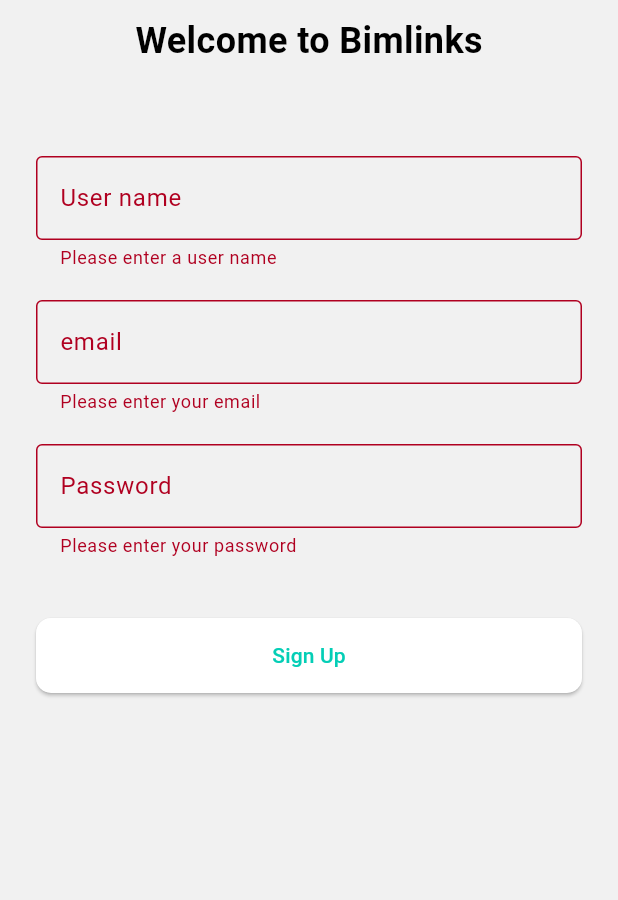
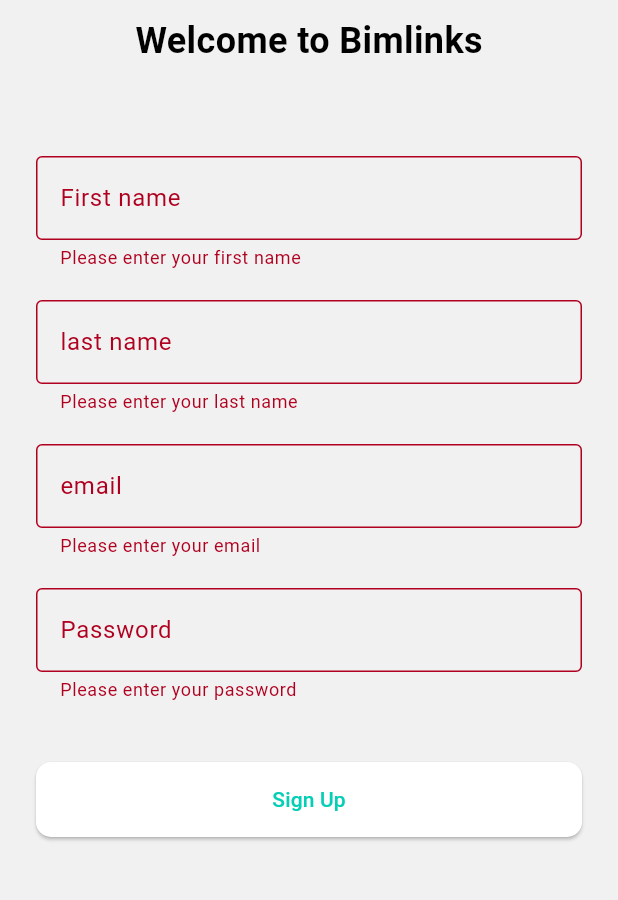
Before and after one commit to kzjstudio/bimlinkz_mobile_app, a Flutter app: the SignUpPage screen opened directly, after a tap on "Sign Up", on a phone screen of 412 x 824 dp, the part 336-1236 px from its top. Run offline on Flutter 3.47's test engine with Material 3 defaults, Android fonts, the phone set to English and light mode, and no system bars; our stand-ins replace badges, cloud_firestore, firebase_auth, firebase_core, firebase_messaging, firebase_storage and 5 more; missing offline and left inert: username_generator; accounts and stored records are empty; network calls fail; statements that could not run were skipped.

Commit message:
i think messaging is done

```diff
--- a/lib/Controllers/user_profile_controller.dart
+++ b/lib/Controllers/user_profile_controller.dart
@@ -1,4 +1,3 @@
-import 'package:bimlinkz_mobile_app/Controllers/auth_controller.dart';
 import 'package:cloud_firestore/cloud_firestore.dart';
 import 'package:firebase_auth/firebase_auth.dart';
 import 'package:get/get.dart';
--- a/lib/screens/mobile/account_screen.dart
+++ b/lib/screens/mobile/account_screen.dart
@@ -62,7 +62,7 @@ class AccountScreen extends StatelessWidget {
                 crossAxisAlignment: CrossAxisAlignment.start,
                 children: [
                   Text(
-                    c.userName.value,
+                    UserProfileController.instance.userName.value,
                     style: const TextStyle(fontWeight: FontWeight.bold),
                   ),
                   Text(
--- a/lib/screens/mobile/chat_Screen.dart
+++ b/lib/screens/mobile/chat_Screen.dart
@@ -70,8 +70,9 @@ class _ChatScreenState extends State<ChatScreen> {
     await FirebaseFirestore.instance.collection('Chats').doc(chatId).set({
       'participants': [currentUserId, widget.contractorId],
       'participant_names': {
-        currentUserId:
-            '${UserProfileController.instance.firstName.value} ${UserProfileController.instance.lastName.value}',
+        currentUserId: UserProfileController.instance.firstName.value.isEmpty
+            ? UserProfileController.instance.userName.value
+            : '${UserProfileController.instance.firstName.value} ${UserProfileController.instance.lastName.value}',
         widget.contractorId:
             '${widget.contractorFirstName} ${widget.contractorLastName}'
       },
--- a/lib/screens/mobile/signup_screen.dart
+++ b/lib/screens/mobile/signup_screen.dart
@@ -5,7 +5,8 @@ import 'package:get/get.dart';
 class SignUpPage extends StatelessWidget {
   final _formKey = GlobalKey<FormState>();
 
-  final TextEditingController _nameController = TextEditingController();
+  final TextEditingController _firstNameController = TextEditingController();
+  final TextEditingController _lastNameController = TextEditingController();
 
   final TextEditingController _emailController = TextEditingController();
 
@@ -45,14 +46,28 @@ class SignUpPage extends StatelessWidget {
 
                     const SizedBox(height: 20),
                     TextFormField(
-                      controller: _nameController,
+                      controller: _firstNameController,
                       decoration: const InputDecoration(
-                        labelText: 'User name',
+                        labelText: 'First name',
                         border: OutlineInputBorder(),
                       ),
                       validator: (value) {
                         if (value == null || value.isEmpty) {
-                          return 'Please enter a user name';
+                          return 'Please enter your first name';
+                        }
+                        return null;
+                      },
+                    ),
+                    const SizedBox(height: 20),
+                    TextFormField(
+                      controller: _lastNameController,
+                      decoration: const InputDecoration(
+                        labelText: 'last name',
+                        border: OutlineInputBorder(),
+                      ),
+                      validator: (value) {
+                        if (value == null || value.isEmpty) {
+                          return 'Please enter your last name';
                         }
                         return null;
                       },
@@ -104,7 +119,8 @@ class SignUpPage extends StatelessWidget {
                                     AuthController.instance.createUser(
                                         _emailController.text,
                                         _passwordController.text,
-                                        _nameController.text);
+                                        _firstNameController.text,
+                                        _lastNameController.text);
                                   }
                                 }
                               : null,
--- a/pubspec.yaml
+++ b/pubspec.yaml
@@ -43,6 +43,7 @@ dependencies:
   firebase_messaging: ^14.9.3
   flutter_local_notifications: ^17.1.2
   badges: ^3.1.2
+  username_generator: ^1.3.0
 
   # The following adds the Cupertino Icons font to your application.
   # Use with the CupertinoIcons class for iOS style icons.
```
Also changed, not shown: lib/Controllers/auth_controller.dart (+25 -5 lines), lib/screens/mobile/landing_screen.dart (+56 -28 lines), lib/screens/mobile/messages_screen.dart (+13 -3 lines), pubspec.lock.
